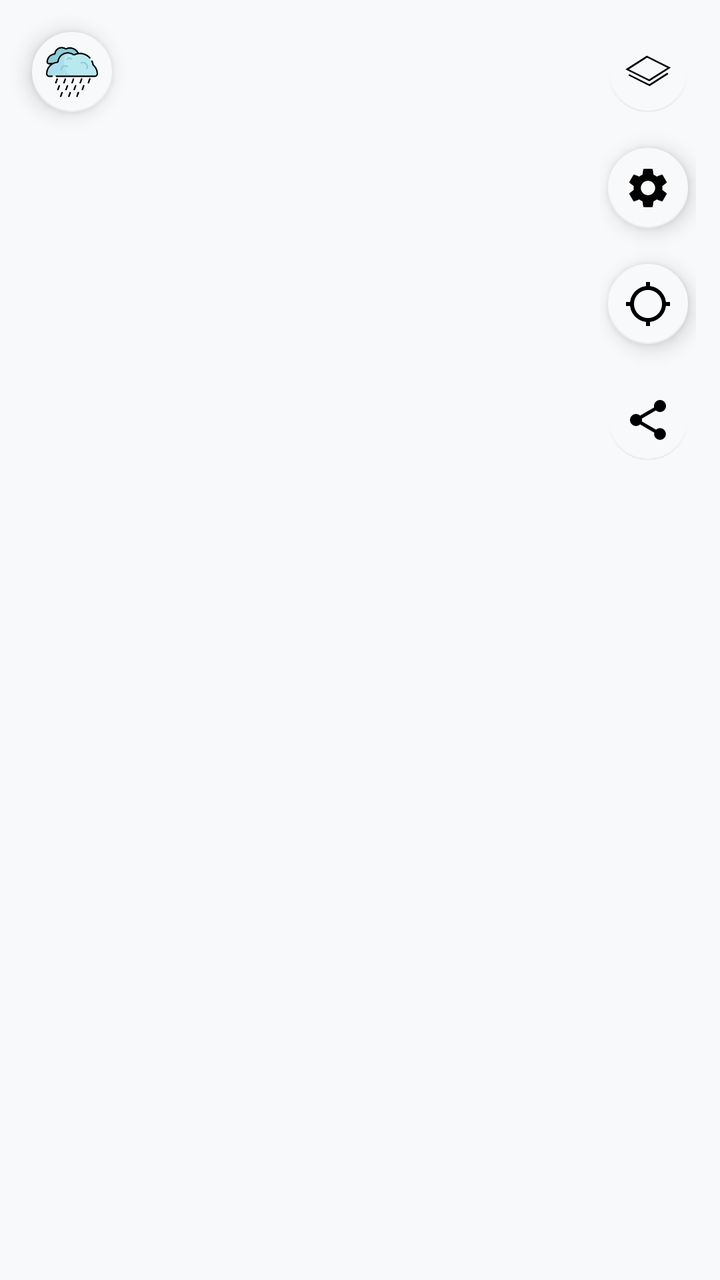
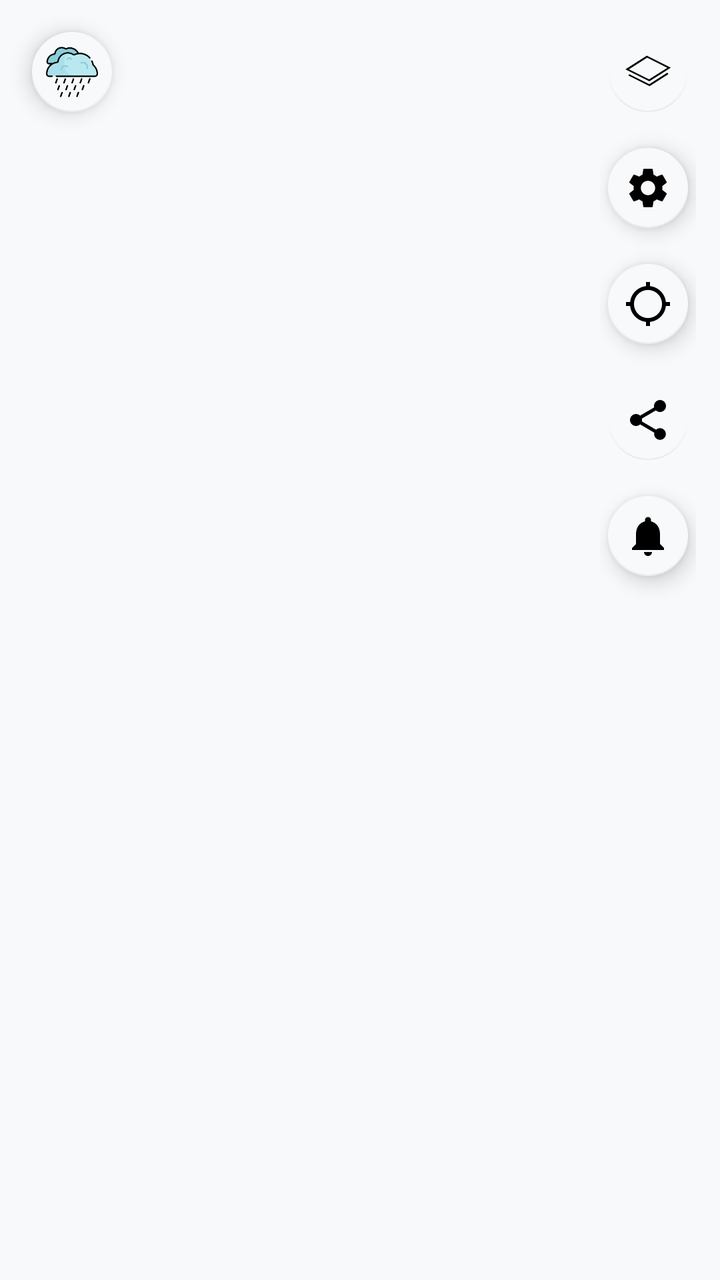

An Android layout rendered at two revisions. The XML below is the earlier revision; the diff shows what the commit changed to produce the second picture.
<!-- AndroidManifest.xml: application theme Base.Theme.Meteocool -->
<!-- res/layout/fragment_map.xml -->
<?xml version="1.0" encoding="utf-8"?>
<FrameLayout xmlns:android="http://schemas.android.com/apk/res/android"
        xmlns:app="http://schemas.android.com/apk/res-auto"
        xmlns:tools="http://schemas.android.com/tools"
        android:id="@+id/mapRoot"
        android:layout_width="match_parent"
        android:layout_height="match_parent"
        android:background="?android:attr/colorBackground"
        tools:context=".ui.map.WebFragment">

    
    <FrameLayout
            android:id="@+id/webContainer"
            android:layout_width="match_parent"
            android:layout_height="match_parent" />

    <LinearLayout
            android:id="@+id/controls"
            android:layout_width="wrap_content"
            android:layout_height="wrap_content"
            android:layout_gravity="top|end"
            android:layout_marginTop="@dimen/map_control_margin"
            android:layout_marginEnd="@dimen/map_control_margin"
            android:orientation="vertical">

        <com.google.android.material.floatingactionbutton.FloatingActionButton
                android:id="@+id/layers"
                style="@style/MapControl"
                android:contentDescription="@string/map_layers"
                android:enabled="false"
                app:srcCompat="@drawable/ic_layer" />

        <com.google.android.material.floatingactionbutton.FloatingActionButton
                android:id="@+id/settings"
                style="@style/MapControl"
                android:contentDescription="@string/title_settings"
                app:srcCompat="@drawable/ic_settings" />

        <com.google.android.material.floatingactionbutton.FloatingActionButton
                android:id="@+id/locateMe"
                style="@style/MapControl"
                android:contentDescription="@string/location_button"
                app:srcCompat="@drawable/ic_location_off" />

        
        <com.google.android.material.floatingactionbutton.FloatingActionButton
                android:id="@+id/share"
                style="@style/MapControl"
                android:contentDescription="@string/map_share"
                android:enabled="false"
                app:srcCompat="@drawable/ic_share" />
    </LinearLayout>

    
    <com.google.android.material.floatingactionbutton.FloatingActionButton
            android:id="@+id/logo"
            style="@style/MapControl"
            android:layout_gravity="top|start"
            android:layout_marginStart="@dimen/map_control_margin"
            android:layout_marginTop="@dimen/map_control_margin"
            android:contentDescription="@string/show_radar"
            app:maxImageSize="26dp"
            app:srcCompat="@drawable/rain"
            app:tint="@null" />

    
    <com.google.android.material.card.MaterialCardView
            android:id="@+id/loadStatus"
            android:layout_width="wrap_content"
            android:layout_height="wrap_content"
            android:layout_gravity="center"
            android:layout_margin="32dp"
            android:accessibilityLiveRegion="polite"
            android:visibility="gone"
            app:cardCornerRadius="20dp"
            tools:visibility="visible">

        <LinearLayout
                android:layout_width="wrap_content"
                android:layout_height="wrap_content"
                android:gravity="center_vertical"
                android:orientation="horizontal"
                android:paddingStart="18dp"
                android:paddingTop="14dp"
                android:paddingEnd="18dp"
                android:paddingBottom="14dp">

            <com.google.android.material.progressindicator.CircularProgressIndicator
                    android:layout_width="wrap_content"
                    android:layout_height="wrap_content"
                    android:indeterminate="true"
                    app:indicatorSize="20dp"
                    app:trackThickness="2dp" />

            <TextView
                    android:layout_width="wrap_content"
                    android:layout_height="wrap_content"
                    android:layout_marginStart="10dp"
                    android:text="@string/map_load_failed"
                    android:textAppearance="?attr/textAppearanceBody2" />
        </LinearLayout>
    </com.google.android.material.card.MaterialCardView>
</FrameLayout>
<!-- resources referenced by this layout -->
<resources>
  <dimen name="map_control_margin">12dp</dimen>
  <!-- drawable ic_layer (drawable) -->
  <vector xmlns:android="http://schemas.android.com/apk/res/android"
      android:width="48dp"
      android:height="48dp"
      android:viewportWidth="12.7"
      android:viewportHeight="12.7">
    <path
        android:pathData="M6.0344,2.0318 L0.3675,5.6403 6.715,8.8243 12.3819,5.2158ZM6.1333,2.5507 L11.4689,5.2271 6.6369,8.3039 1.3013,5.6276Z"
        android:strokeWidth="0.180653"
        android:fillColor="#000000"
        android:fillType="evenOdd"/>
    <path
        android:pathData="M11.471,6.5313 L6.693,9.574 1.3755,6.907 1.176,7.2879 6.771,10.0944 11.7413,6.9297Z"
        android:strokeWidth="0.180653"
        android:fillColor="#000000"
        android:fillType="evenOdd"/>
  </vector>
  <!-- drawable ic_location_off (drawable) -->
  <vector xmlns:android="http://schemas.android.com/apk/res/android"
          android:width="24dp"
          android:height="24dp"
          android:viewportWidth="24"
          android:viewportHeight="24"
          android:tint="?attr/colorControlNormal">
      <path
              android:fillColor="@android:color/white"
              android:pathData="M20.94,11c-0.46,-4.17 -3.77,-7.48 -7.94,-7.94L13,1h-2v2.06C6.83,3.52 3.52,6.83 3.06,11L1,11v2h2.06c0.46,4.17 3.77,7.48 7.94,7.94L11,23h2v-2.06c4.17,-0.46 7.48,-3.77 7.94,-7.94L23,13v-2h-2.06zM12,19c-3.87,0 -7,-3.13 -7,-7s3.13,-7 7,-7 7,3.13 7,7 -3.13,7 -7,7z" />
  </vector>
  <!-- drawable ic_share (drawable) -->
  <vector xmlns:android="http://schemas.android.com/apk/res/android"
          android:width="24dp"
          android:height="24dp"
          android:viewportWidth="24"
          android:viewportHeight="24"
          android:tint="?attr/colorControlNormal">
      <path
              android:fillColor="@android:color/white"
              android:pathData="M18,16.08c-0.76,0 -1.44,0.3 -1.96,0.77L8.91,12.7c0.05,-0.23 0.09,-0.46 0.09,-0.7s-0.04,-0.47 -0.09,-0.7l7.05,-4.11c0.54,0.5 1.25,0.81 2.04,0.81c1.66,0 3,-1.34 3,-3s-1.34,-3 -3,-3s-3,1.34 -3,3c0,0.24 0.04,0.47 0.09,0.7L8.04,9.81C7.5,9.31 6.79,9 6,9c-1.66,0 -3,1.34 -3,3s1.34,3 3,3c0.79,0 1.5,-0.31 2.04,-0.81l7.12,4.16c-0.05,0.21 -0.08,0.43 -0.08,0.65c0,1.61 1.31,2.92 2.92,2.92c1.61,0 2.92,-1.31 2.92,-2.92S19.61,16.08 18,16.08z" />
  </vector>
  <string name="location_button">Location</string>
  <string name="map_layers">Map Layers</string>
  <string name="map_load_failed">The map could not load. Trying again…</string>
  <string name="map_share">Share</string>
  <string name="show_radar">Show the radar map</string>
  <string name="title_settings">Settings</string>
  <style name="MapControl">
          <item name="android:layout_width">wrap_content</item>
          <item name="android:layout_height">wrap_content</item>
          <item name="android:layout_marginBottom">@dimen/map_control_spacing</item>
          <item name="fabSize">mini</item>
          <item name="backgroundTint">?attr/colorSurface</item>
          <item name="tint">?attr/colorOnSurface</item>
      </style>
  <dimen name="map_control_spacing">10dp</dimen>
  <color name="black_0">#000000</color>
  <color name="white_0">#ffffff</color>
  <color name="turquoise_cloud_0">#8bcdd8</color>
  <color name="white_10">#f8f9fa</color>
  <color name="red_600">#b00020</color>
  <!-- unchanged entries left out for length: 3 -->
</resources>

<!-- the commit's change to res/layout/fragment_map.xml (unified diff, before → after) -->
@@ -49,6 +49,11 @@
                 android:contentDescription="@string/map_share"
                 android:enabled="false"
                 app:srcCompat="@drawable/ic_share" />
+        <com.google.android.material.floatingactionbutton.FloatingActionButton
+                android:id="@+id/weatherTools"
+                style="@style/MapControl"
+                android:contentDescription="@string/weather_tools"
+                app:srcCompat="@drawable/ic_feature_bell" />
     </LinearLayout>
 
     
<!-- resource entries referenced after the edit -->
@@ -1,6 +1,17 @@
 <!-- resources referenced by this layout -->
 <resources>
   <dimen name="map_control_margin">12dp</dimen>
+  <!-- drawable ic_feature_bell (drawable) -->
+  <vector xmlns:android="http://schemas.android.com/apk/res/android"
+          android:width="24dp"
+          android:height="24dp"
+          android:viewportWidth="24"
+          android:viewportHeight="24"
+          android:tint="?attr/colorControlNormal">
+      <path
+              android:fillColor="@android:color/white"
+              android:pathData="M12,22c1.1,0 2,-0.9 2,-2h-4c0,1.1 0.89,2 2,2zM18,16v-5c0,-3.07 -1.64,-5.64 -4.5,-6.32V4c0,-0.83 -0.67,-1.5 -1.5,-1.5s-1.5,0.67 -1.5,1.5v0.68C7.63,5.36 6,7.92 6,11v5l-2,2v1h16v-1l-2,-2z" />
+  </vector>
   <!-- drawable ic_layer (drawable) -->
   <vector xmlns:android="http://schemas.android.com/apk/res/android"
       android:width="48dp"
@@ -46,6 +57,7 @@
   <string name="map_share">Share</string>
   <string name="show_radar">Show the radar map</string>
   <string name="title_settings">Settings</string>
+  <string name="weather_tools">Weather Tools</string>
   <style name="MapControl">
           <item name="android:layout_width">wrap_content</item>
           <item name="android:layout_height">wrap_content</item>
